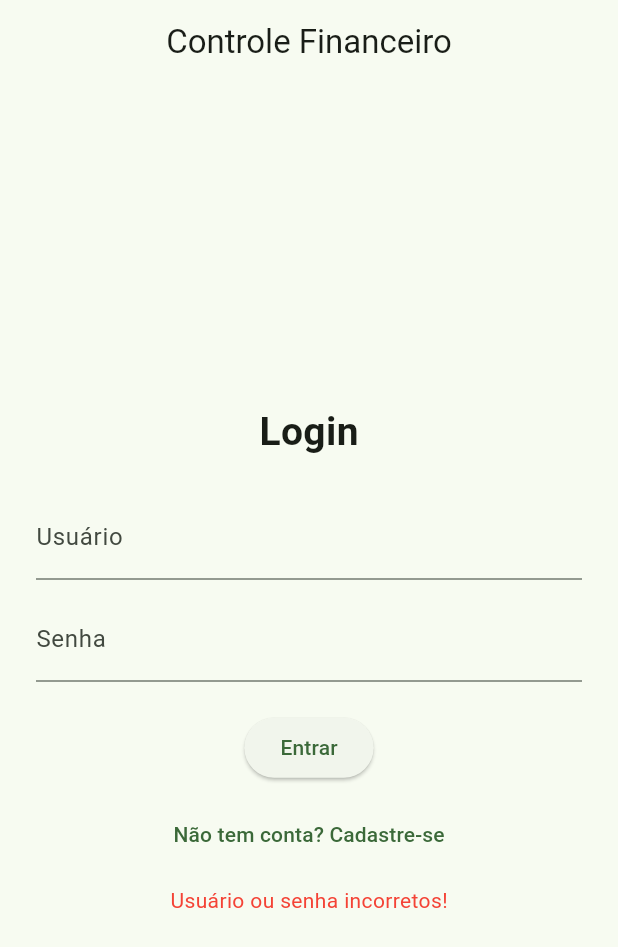
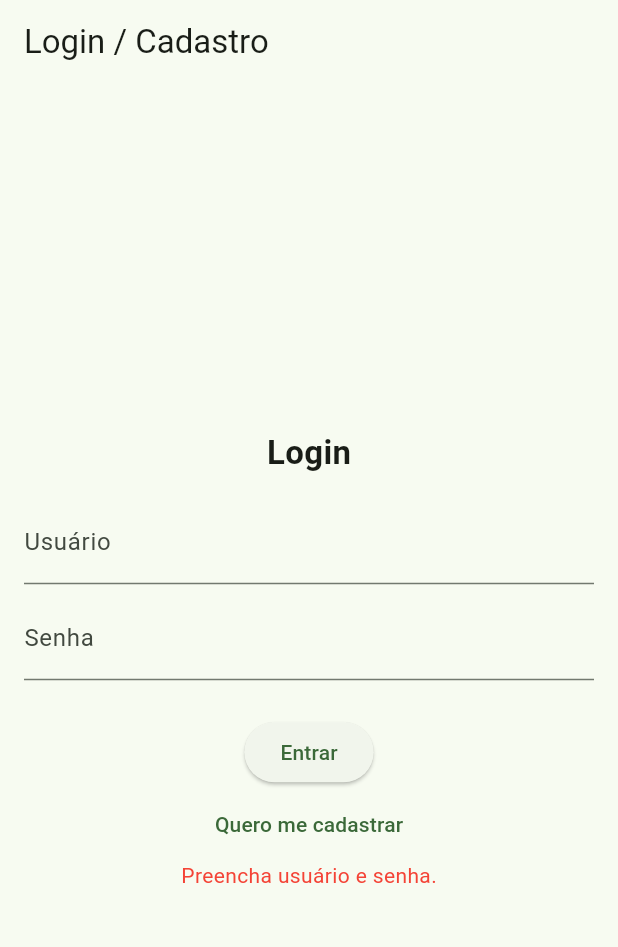
Before and after one commit to Guilhermeworel/projeto-APK, a Flutter app: the screen it shows after launch, after a tap on "Entrar", on a phone screen of 412 x 824 dp. Shown: the top 947 px of the screen. Run offline on Flutter 3.47's test engine with Material 3 defaults, Android fonts, the phone set to English and light mode, and no system bars; accounts and stored records are empty.

Commit message:
Adicionando conta e edição nos gastos e rendimento

```diff
--- a/lib/main.dart
+++ b/lib/main.dart
@@ -15,7 +15,6 @@ void main() {
 
 class MyApp extends StatelessWidget {
   const MyApp({super.key});
-
   @override
   Widget build(BuildContext context) {
     return MaterialApp(
@@ -27,9 +26,7 @@ class MyApp extends StatelessWidget {
       debugShowCheckedModeBanner: false,
       home: Consumer<AppState>(
         builder: (context, appState, _) {
-          return appState.loggedUser == null
-              ? const LoginScreen()
-              : const HomeScreen();
+          return appState.loggedUser == null ? const LoginScreen() : const HomeScreen();
         },
       ),
     );
--- a/lib/models/expense.dart
+++ b/lib/models/expense.dart
@@ -1,3 +1,5 @@
+import 'package:uuid/uuid.dart';
+
 class Expense {
   String id;
   String category;
@@ -5,9 +7,9 @@ class Expense {
   DateTime date;
 
   Expense({
-    required this.id,
+    String? id,
     required this.category,
     required this.value,
     required this.date,
-  });
+  }) : id = id ?? const Uuid().v4();
 }
--- a/lib/models/user.dart
+++ b/lib/models/user.dart
@@ -1,9 +1,11 @@
 class User {
   final String username;
-  final String password;
+  String passwordHash;
+  String? email;
 
   User({
     required this.username,
-    required this.password,
+    required this.passwordHash,
+    this.email,
   });
 }
--- a/lib/screens/login_screen.dart
+++ b/lib/screens/login_screen.dart
@@ -4,81 +4,84 @@ import '../services/app_state.dart';
 
 class LoginScreen extends StatefulWidget {
   const LoginScreen({super.key});
-
   @override
   State<LoginScreen> createState() => _LoginScreenState();
 }
 
 class _LoginScreenState extends State<LoginScreen> {
-  final usernameController = TextEditingController();
-  final passwordController = TextEditingController();
-  bool isLoginMode = true;
-  String message = '';
+  final _usernameCtrl = TextEditingController();
+  final _passwordCtrl = TextEditingController();
+  final _emailCtrl = TextEditingController();
+  bool _isRegister = false;
+  String _message = '';
+
+  @override
+  void dispose() {
+    _usernameCtrl.dispose();
+    _passwordCtrl.dispose();
+    _emailCtrl.dispose();
+    super.dispose();
+  }
+
+  void _submit() {
+    final app = context.read<AppState>();
+    final user = _usernameCtrl.text.trim();
+    final pass = _passwordCtrl.text;
+    final email = _emailCtrl.text.trim().isEmpty ? null : _emailCtrl.text.trim();
+
+    if (user.isEmpty || pass.isEmpty) {
+      setState(() => _message = 'Preencha usuário e senha.');
+      return;
+    }
+
+    if (_isRegister) {
+      final ok = app.register(user, pass, email: email);
+      if (ok) {
+        setState(() {
+          _message = 'Cadastro realizado. Faça login.';
+          _isRegister = false;
+          _passwordCtrl.clear();
+        });
+      } else {
+        setState(() => _message = 'Usuário já existe.');
+      }
+    } else {
+      final ok = app.login(user, pass);
+      if (!ok) {
+        setState(() => _message = 'Falha no login. Verifique usuário/senha.');
+      } else {
+        // Consumer in main will update and navigate to HomeScreen automatically
+      }
+    }
+  }
 
   @override
   Widget build(BuildContext context) {
-    final appState = Provider.of<AppState>(context);
-
     return Scaffold(
-      appBar: AppBar(
-        title: const Text('Controle Financeiro'),
-        centerTitle: true,
-      ),
+      appBar: AppBar(title: const Text('Login / Cadastro')),
       body: Padding(
-        padding: const EdgeInsets.all(24.0),
+        padding: const EdgeInsets.all(16.0),
         child: Center(
           child: SingleChildScrollView(
             child: Column(
               children: [
-                Text(
-                  isLoginMode ? 'Login' : 'Cadastro',
-                  style: const TextStyle(fontSize: 26, fontWeight: FontWeight.bold),
+                Text(_isRegister ? 'Cadastro' : 'Login', style: const TextStyle(fontSize: 22, fontWeight: FontWeight.bold)),
+                const SizedBox(height: 16),
+                TextField(controller: _usernameCtrl, decoration: const InputDecoration(labelText: 'Usuário')),
+                const SizedBox(height: 8),
+                TextField(controller: _passwordCtrl, obscureText: true, decoration: const InputDecoration(labelText: 'Senha')),
+                const SizedBox(height: 8),
+                if (_isRegister) TextField(controller: _emailCtrl, decoration: const InputDecoration(labelText: 'E-mail (opcional)')),
+                const SizedBox(height: 16),
+                ElevatedButton(onPressed: _submit, child: Text(_isRegister ? 'Cadastrar' : 'Entrar')),
+                TextButton(
+                  onPressed: () => setState(() {
+                    _isRegister = !_isRegister;
+                    _message = '';
+                  }),
+                  child: Text(_isRegister ? 'Já tenho conta' : 'Quero me cadastrar'),
                 ),
-                const SizedBox(height: 24),
-                TextField(
-                  controller: usernameController,
-                  decoration: const InputDecoration(labelText: 'Usuário'),
-                ),
-                const SizedBox(height: 12),
-                TextField(
-                  controller: passwordController,
-                  obscureText: true,
-                  decoration: const InputDecoration(labelText: 'Senha'),
-                ),
-                const SizedBox(height: 20),
-                ElevatedButton(
-                  onPressed: () {
-                    final username = usernameController.text.trim();
-                    final password = passwordController.text.trim();
-
-                    if (isLoginMode) {
-                      final success = appState.login(username, password);
-                      if (!success) {
-                        setState(() => message = 'Usuário ou senha incorretos!');
-                      }
-                    } else {
-                      final success = appState.register(username, password);
-                      setState(() => message = success
-                          ? 'Usuário cadastrado com sucesso!'
-                          : 'Usuário já existe!');
-                    }
-                  },
-                  child: Text(isLoginMode ? 'Entrar' : 'Cadastrar'),
-                ),
-                const SizedBox(height: 10),
-                TextButton(
-                  onPressed: () {
-                    setState(() => isLoginMode = !isLoginMode);
-                  },
-                  child: Text(isLoginMode
-                      ? 'Não tem conta? Cadastre-se'
-                      : 'Já tem conta? Faça login'),
-                ),
-                const SizedBox(height: 10),
-                Text(
-                  message,
-                  style: const TextStyle(color: Colors.red),
-                )
+                if (_message.isNotEmpty) Text(_message, style: const TextStyle(color: Colors.red)),
               ],
             ),
           ),
```
Also changed, not shown: lib/screens/home_screen.dart (+151 -89 lines), lib/screens/profile_screen.dart (added, +102 -0 lines), lib/services/app_state.dart (+51 -34 lines).
